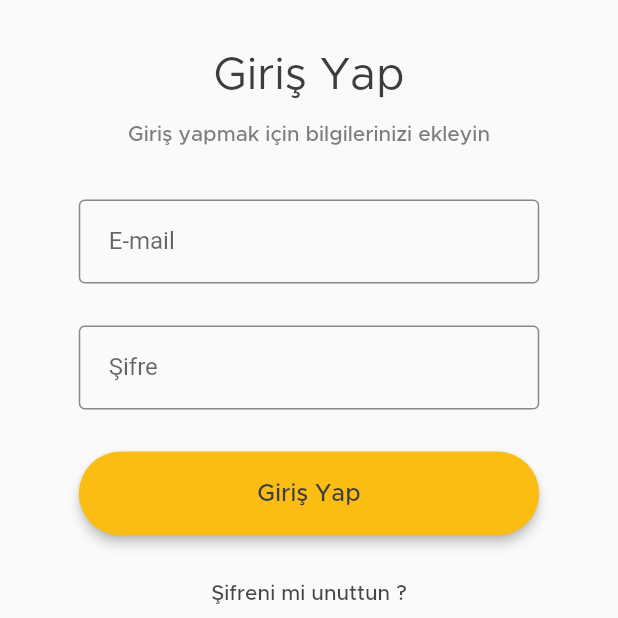
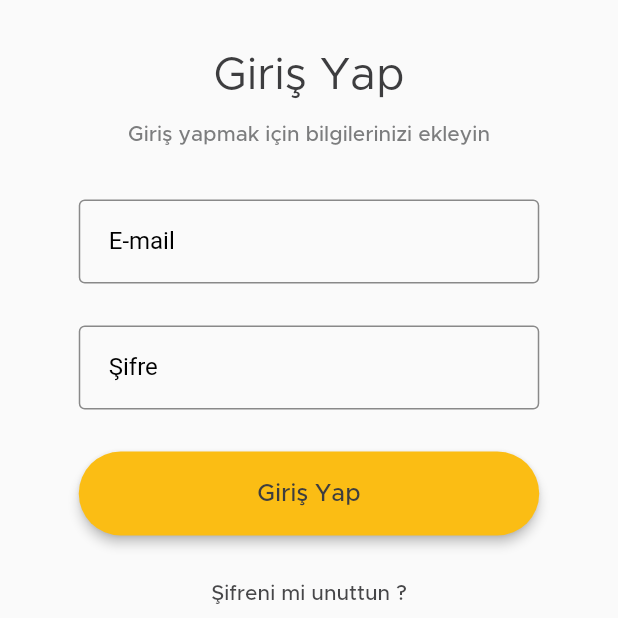
Before and after one commit to kadironer/FUTAG-Mobil-Uygulama, a Flutter app: the mainLoginScreen screen opened directly, on a phone screen of 412 x 824 dp, the top half of it. Run offline on Flutter 3.47's test engine with Material 2 defaults, Android fonts, the light colour scheme and no system bars.

Commit message:
LabelText added#2

```diff
--- a/lib/mainLoginScreen.dart
+++ b/lib/mainLoginScreen.dart
@@ -55,8 +55,11 @@ class _mainLoginScreenState extends State<mainLoginScreen> {
                   keyboardType: TextInputType.emailAddress,
                   decoration: InputDecoration(
                     contentPadding: EdgeInsets.all(20.0),
-                    hintText: "E-mail",
                     fillColor: Color(0xFFF2F2F2),
+                    labelText: "E-mail",
+                    labelStyle: TextStyle(
+                        color: Colors.black
+                    ),
                     enabledBorder: OutlineInputBorder(
                       borderSide: BorderSide(
                         width: 1.0,
@@ -90,8 +93,11 @@ class _mainLoginScreenState extends State<mainLoginScreen> {
                      obscureText: true,
                      decoration: InputDecoration(
                        contentPadding: EdgeInsets.all(20.0),
-                       hintText: "Şifre",
                        fillColor: Color(0xFFF2F2F2),
+                       labelText: "Şifre",
+                       labelStyle: TextStyle(
+                           color: Colors.black
+                       ),
                        enabledBorder: OutlineInputBorder(
 
                          borderSide: BorderSide(
```
